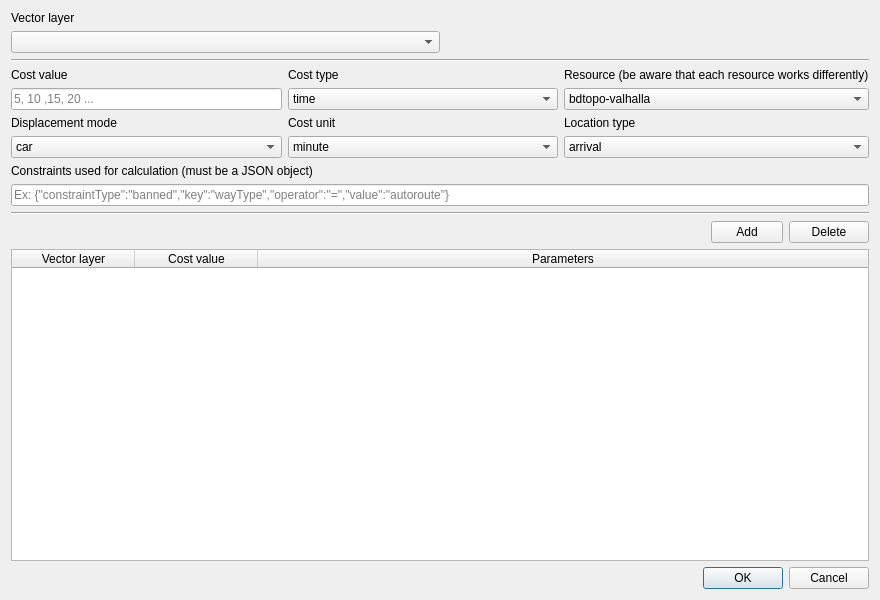
Above: ui/Isochrone_IGN_API.ui from EwStinky/FelixToolbox before the change. Below: the same form after it.
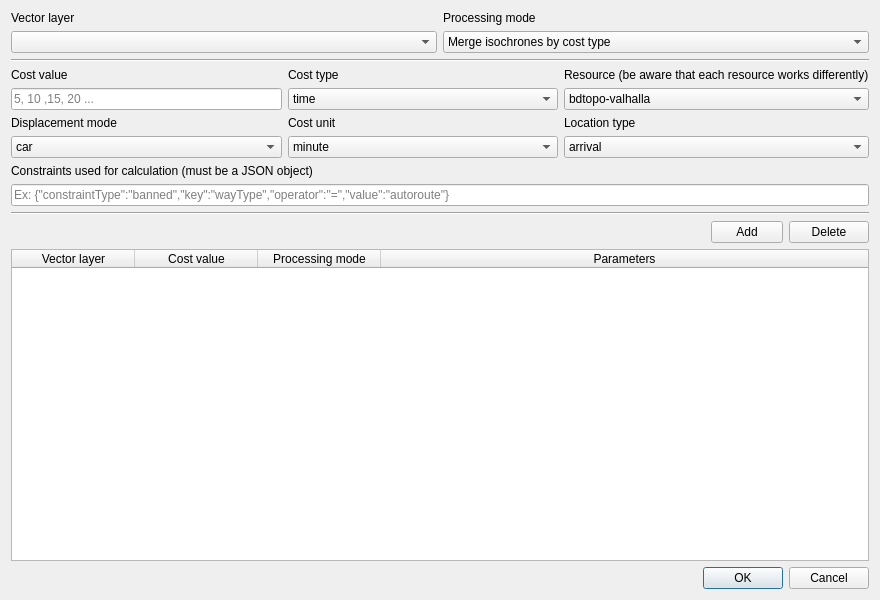
That is the form after the change.

Commit message: Added two other processing modes for both isochrones API tools, by modifying the code and the UI of each. One of the new processing mode do not merge isochrone based on their unit and deliver them like that, and the another one that intersects the merged isochrones from voronoï polygons that can be cliped or not. Change also few lines in the readme and the metadata.

The edit to the form file:
```diff
--- a/ui/Isochrone_IGN_API.ui
+++ b/ui/Isochrone_IGN_API.ui
@@ -36,11 +36,21 @@
   </property>
   <layout class="QVBoxLayout" name="verticalLayout_9">
    <item>
-    <layout class="QGridLayout" name="gridLayout_9">
+    <layout class="QGridLayout" name="gridLayout_input">
+     <item row="0" column="0">
+      <widget class="QLabel" name="label_layer_QGIS">
+       <property name="text">
+        <string>Vector layer</string>
+       </property>
+       <property name="buddy">
+        <cstring>comboBox_layer_QGIS</cstring>
+       </property>
+      </widget>
+     </item>
      <item row="1" column="0">
       <widget class="QComboBox" name="comboBox_layer_QGIS">
        <property name="sizePolicy">
-        <sizepolicy hsizetype="MinimumExpanding" vsizetype="Fixed">
+        <sizepolicy hsizetype="Minimum" vsizetype="Fixed">
          <horstretch>0</horstretch>
          <verstretch>0</verstretch>
         </sizepolicy>
@@ -71,28 +81,31 @@
        </property>
       </widget>
      </item>
-     <item row="0" column="0">
-      <widget class="QLabel" name="label_layer_QGIS">
-       <property name="text">
-        <string>Vector layer</string>
-       </property>
-       <property name="buddy">
-        <cstring>comboBox_layer_QGIS</cstring>
-       </property>
-      </widget>
-     </item>
      <item row="1" column="1">
-      <spacer name="horizontalSpacer">
-       <property name="orientation">
-        <enum>Qt::Horizontal</enum>
+      <widget class="QComboBox" name="comboBox_processingMode">
+       <item>
+        <property name="text">
+         <string>Merge isochrones by cost type</string>
+        </property>
+       </item>
+       <item>
+        <property name="text">
+         <string>Separate each isochron</string>
+        </property>
+       </item>
+       <item>
+        <property name="text">
+         <string>Merge isochrones by cost type and intersect them by Voronoï polygons</string>
+        </property>
+       </item>
+      </widget>
+     </item>
+     <item row="0" column="1">
+      <widget class="QLabel" name="label_processingMode">
+       <property name="text">
+        <string>Processing mode</string>
        </property>
-       <property name="sizeHint" stdset="0">
-        <size>
-         <width>40</width>
-         <height>20</height>
-        </size>
-       </property>
-      </spacer>
+      </widget>
      </item>
     </layout>
    </item>
@@ -396,6 +409,11 @@
        <string>Cost value</string>
       </property>
      </column>
+     <column>
+      <property name="text">
+       <string>Processing mode</string>
+      </property>
+     </column>
      <column>
       <property name="text">
        <string>Parameters</string>
```
Left out of the diff: 149 changed lines with no effect on the pictures. The commit also changes 10 other files.
